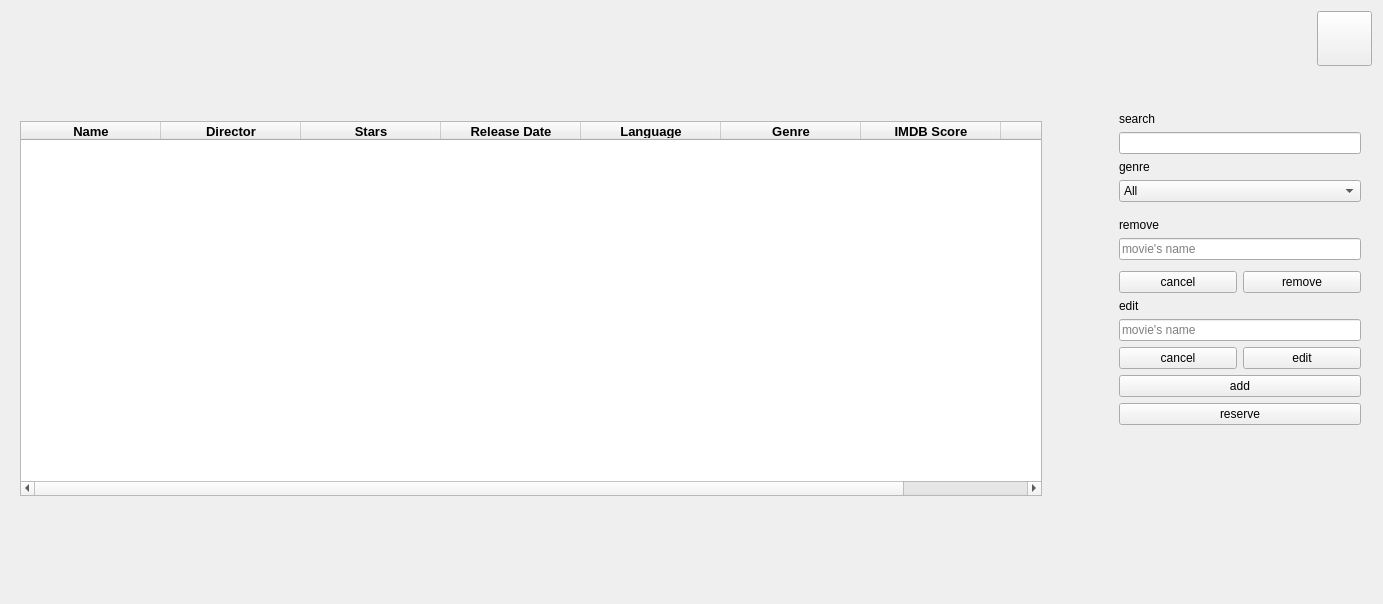
Qt form home.ui (EotDc35F/project) before a commit.
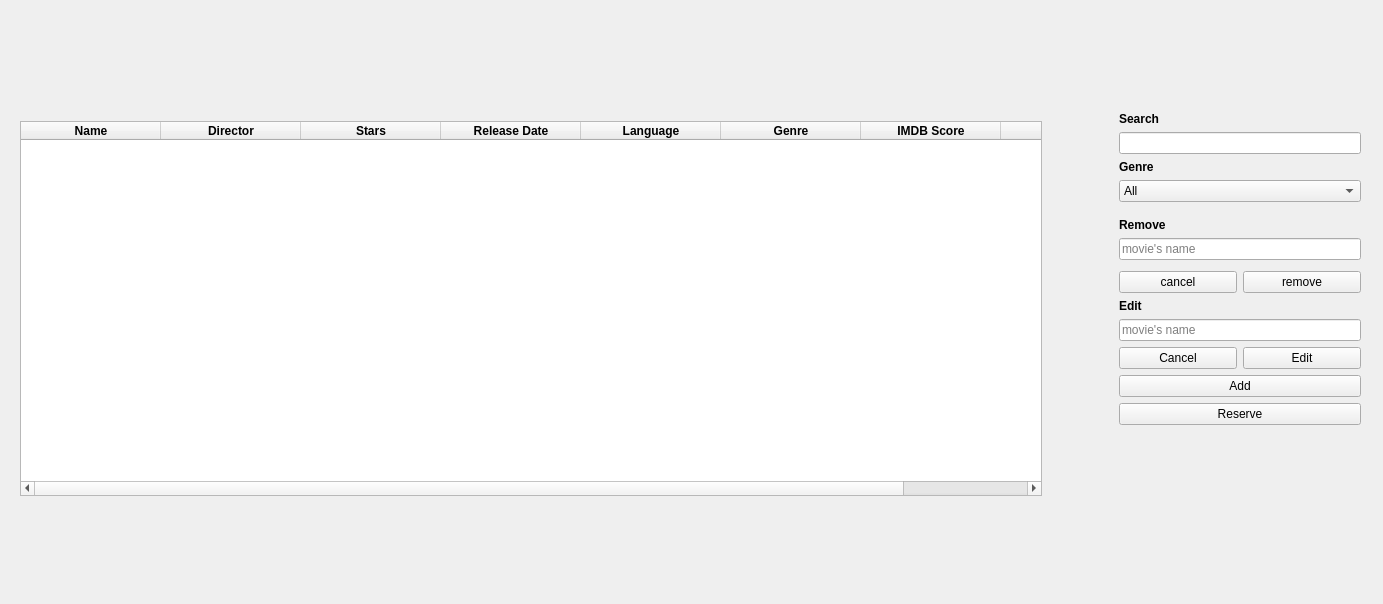
The same form after that commit. Icons and pictures are not drawn.

The edit to the form file:
```diff
--- a/home.ui
+++ b/home.ui
@@ -19,6 +19,12 @@
   <property name="windowTitle">
    <string>Dialog</string>
   </property>
+  <property name="styleSheet">
+   <string notr="true">#close:hover
+{
+background-color:rgb(177, 0, 0);
+}</string>
+  </property>
   <layout class="QVBoxLayout" name="verticalLayout_5">
    <item>
     <layout class="QHBoxLayout" name="horizontalLayout">
@@ -43,6 +49,9 @@
          <height>55</height>
         </size>
        </property>
+       <property name="styleSheet">
+        <string notr="true">border:3px white;</string>
+       </property>
        <property name="text">
         <string/>
        </property>
@@ -153,7 +162,8 @@
            <bool>false</bool>
           </property>
           <property name="styleSheet">
-           <string notr="true">text-align: center; </string>
+           <string notr="true">
+</string>
           </property>
           <property name="inputMethodHints">
            <set>Qt::ImhNone</set>
@@ -367,8 +377,14 @@
           </property>
           <item>
            <widget class="QLabel" name="label">
+            <property name="font">
+             <font>
+              <weight>75</weight>
+              <bold>true</bold>
+             </font>
+            </property>
             <property name="text">
-             <string>search</string>
+             <string>Search</string>
             </property>
             <property name="margin">
              <number>1</number>
@@ -398,8 +414,14 @@
             </property>
             <item>
              <widget class="QLabel" name="label_2">
+              <property name="font">
+               <font>
+                <weight>75</weight>
+                <bold>true</bold>
+               </font>
+              </property>
               <property name="text">
-               <string>genre</string>
+               <string>Genre</string>
               </property>
               <property name="margin">
                <number>1</number>
@@ -488,8 +510,14 @@
             </property>
             <item>
              <widget class="QLabel" name="label_3">
+              <property name="font">
+               <font>
+                <weight>75</weight>
+                <bold>true</bold>
+               </font>
+              </property>
               <property name="text">
-               <string>remove</string>
+               <string>Remove</string>
               </property>
               <property name="margin">
                <number>1</number>
@@ -570,8 +598,11 @@
             </property>
             <item row="4" column="0">
              <widget class="QPushButton" name="reserve">
+              <property name="styleSheet">
+               <string notr="true">font: 9pt &quot;MS Shell Dlg 2&quot;;</string>
+              </property>
               <property name="text">
-               <string>reserve</string>
+               <string>Reserve</string>
               </property>
               <property name="autoDefault">
                <bool>false</bool>
@@ -580,8 +611,14 @@
             </item>
             <item row="0" column="0">
              <widget class="QLabel" name="label_4">
+              <property name="font">
+               <font>
+                <weight>75</weight>
+                <bold>true</bold>
+               </font>
+              </property>
               <property name="text">
-               <string>edit</string>
+               <string>Edit</string>
               </property>
               <property name="margin">
                <number>1</number>
@@ -590,8 +627,11 @@
             </item>
             <item row="3" column="0">
              <widget class="QPushButton" name="add">
+              <property name="styleSheet">
+               <string notr="true">font: 9pt &quot;MS Shell Dlg 2&quot;;</string>
+              </property>
               <property name="text">
-               <string>add</string>
+               <string>Add</string>
               </property>
               <property name="autoDefault">
                <bool>false</bool>
@@ -612,8 +652,11 @@
               </property>
               <item>
                <widget class="QPushButton" name="cancel">
+                <property name="styleSheet">
+                 <string notr="true">font: 9pt &quot;MS Shell Dlg 2&quot;;</string>
+                </property>
                 <property name="text">
-                 <string>cancel</string>
+                 <string>Cancel</string>
                 </property>
                 <property name="autoDefault">
                  <bool>false</bool>
@@ -622,8 +665,11 @@
               </item>
               <item>
                <widget class="QPushButton" name="edit">
+                <property name="styleSheet">
+                 <string notr="true">font: 9pt &quot;MS Shell Dlg 2&quot;;</string>
+                </property>
                 <property name="text">
-                 <string>edit</string>
+                 <string>Edit</string>
                 </property>
                 <property name="autoDefault">
                  <bool>false</bool>
```
Left out of the diff: 6 changed lines with no effect on the pictures.
